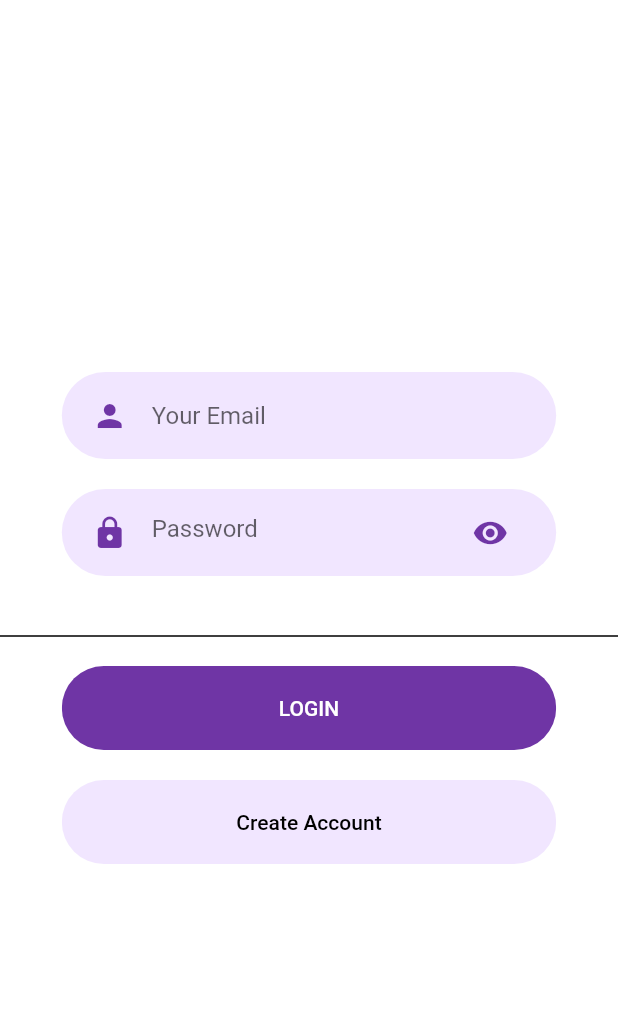
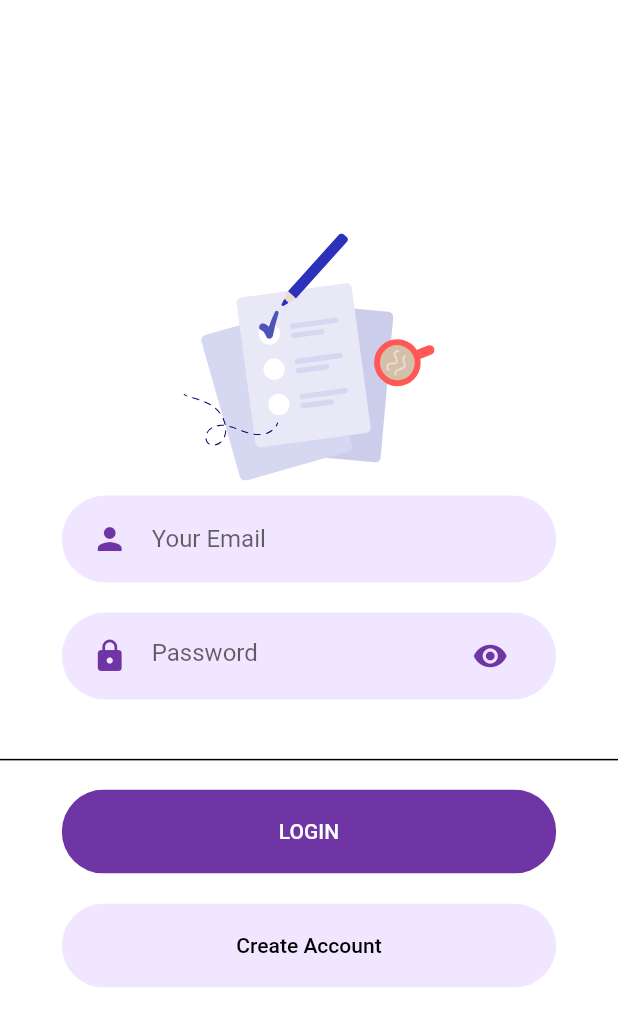
Before and after one commit to renankanu/app_todo, a Flutter app: the screen it shows after launch, on a phone screen of 412 x 824 dp. Shown: the top 1026 px of the screen. Run offline on Flutter 3.47's test engine with Material 2 defaults, Android fonts, the phone set to English and light mode, and no system bars; our stand-ins replace cloud_firestore, firebase_auth, firebase_core, flutter_svg; accounts and stored records are empty.

Commit message:
Feature - change color from svg

```diff
--- a/lib/screens/login/login_screen.dart
+++ b/lib/screens/login/login_screen.dart
@@ -5,6 +5,7 @@ import 'package:app_todo/widgets/rounded_password_field.dart';
 import 'package:cloud_firestore/cloud_firestore.dart';
 import 'package:firebase_auth/firebase_auth.dart';
 import 'package:flutter/material.dart';
+import 'package:flutter_svg/svg.dart';
 
 import '../../constants.dart';
 
@@ -24,6 +25,7 @@ class _LoginScreenState extends State<LoginScreen> {
   final TextEditingController _passwordController = TextEditingController();
   @override
   Widget build(BuildContext context) {
+    Size size = MediaQuery.of(context).size;
     return Scaffold(
       body: Center(
         child: Padding(
@@ -32,6 +34,10 @@ class _LoginScreenState extends State<LoginScreen> {
             return Column(
               mainAxisAlignment: MainAxisAlignment.center,
               children: [
+                SvgPicture.asset(
+                  "assets/images/login.svg",
+                  height: size.height * 0.20,
+                ),
                 RoundedInputField(
                   key: const ValueKey("username"),
                   hintText: "Your Email",
```
Also changed, not shown: assets/images/login.svg.
